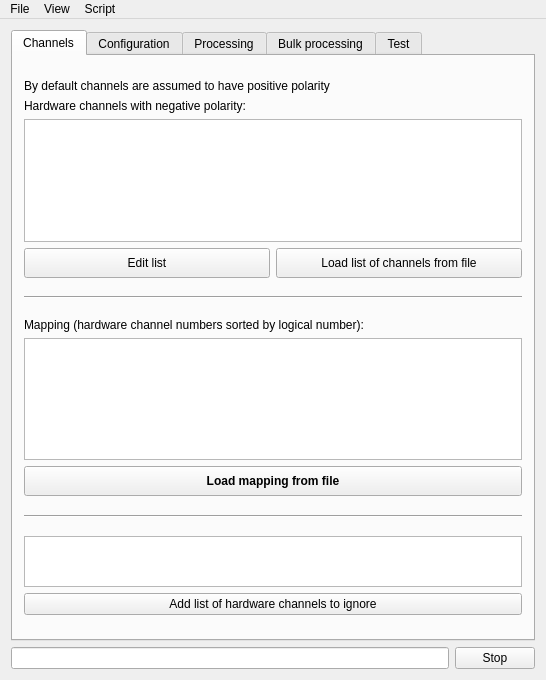
Qt form GUI/mainwindow.ui (andrmor/TRB3reader) before a commit.
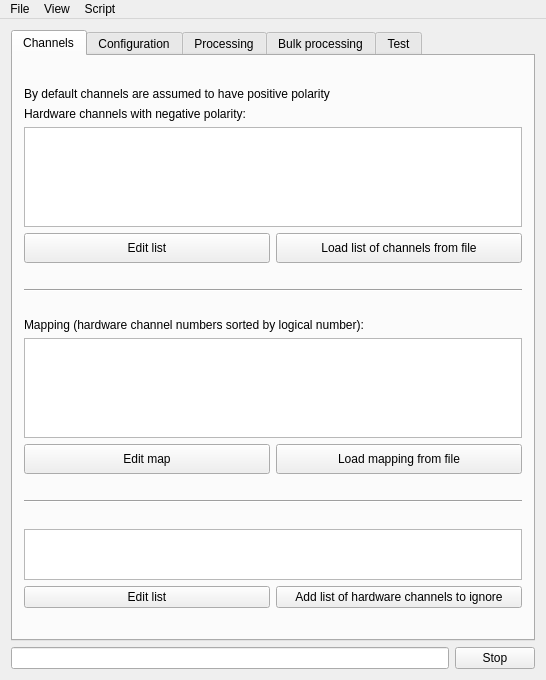
The same form after that commit.

The edit to the form file:
```diff
--- a/GUI/mainwindow.ui
+++ b/GUI/mainwindow.ui
@@ -61,7 +61,7 @@
               <property name="maximumSize">
                <size>
                 <width>16777215</width>
-                <height>150</height>
+                <height>120</height>
                </size>
               </property>
               <property name="contextMenuPolicy">
@@ -104,7 +104,7 @@
             </property>
             <property name="minimumSize">
              <size>
-              <width>125</width>
+              <width>0</width>
               <height>30</height>
              </size>
             </property>
@@ -194,7 +194,7 @@
               <property name="maximumSize">
                <size>
                 <width>16777215</width>
-                <height>150</height>
+                <height>120</height>
                </size>
               </property>
               <property name="contextMenuPolicy">
@@ -214,24 +214,37 @@
         </item>
         <item>
          <layout class="QHBoxLayout" name="horizontalLayout_4">
+          <item>
+           <widget class="QPushButton" name="pbEditMap">
+            <property name="minimumSize">
+             <size>
+              <width>0</width>
+              <height>30</height>
+             </size>
+            </property>
+            <property name="text">
+             <string>Edit map</string>
+            </property>
+           </widget>
+          </item>
           <item>
            <widget class="QPushButton" name="pbAddMapping">
             <property name="sizePolicy">
-             <sizepolicy hsizetype="Expanding" vsizetype="Fixed">
+             <sizepolicy hsizetype="Minimum" vsizetype="Fixed">
               <horstretch>0</horstretch>
               <verstretch>0</verstretch>
              </sizepolicy>
             </property>
             <property name="minimumSize">
              <size>
-              <width>125</width>
+              <width>0</width>
               <height>30</height>
              </size>
             </property>
             <property name="font">
              <font>
-              <weight>75</weight>
-              <bold>true</bold>
+              <weight>50</weight>
+              <bold>false</bold>
              </font>
             </property>
             <property name="text">
@@ -292,6 +305,13 @@
         </item>
         <item>
          <layout class="QHBoxLayout" name="horizontalLayout_29">
+          <item>
+           <widget class="QPushButton" name="pbEditIgnoreChannelList">
+            <property name="text">
+             <string>Edit list</string>
+            </property>
+           </widget>
+          </item>
           <item>
            <widget class="QPushButton" name="pbAddListHardwChToIgnore">
             <property name="toolTip">
```
Left out of the diff: 3 changed lines with no effect on the pictures.
